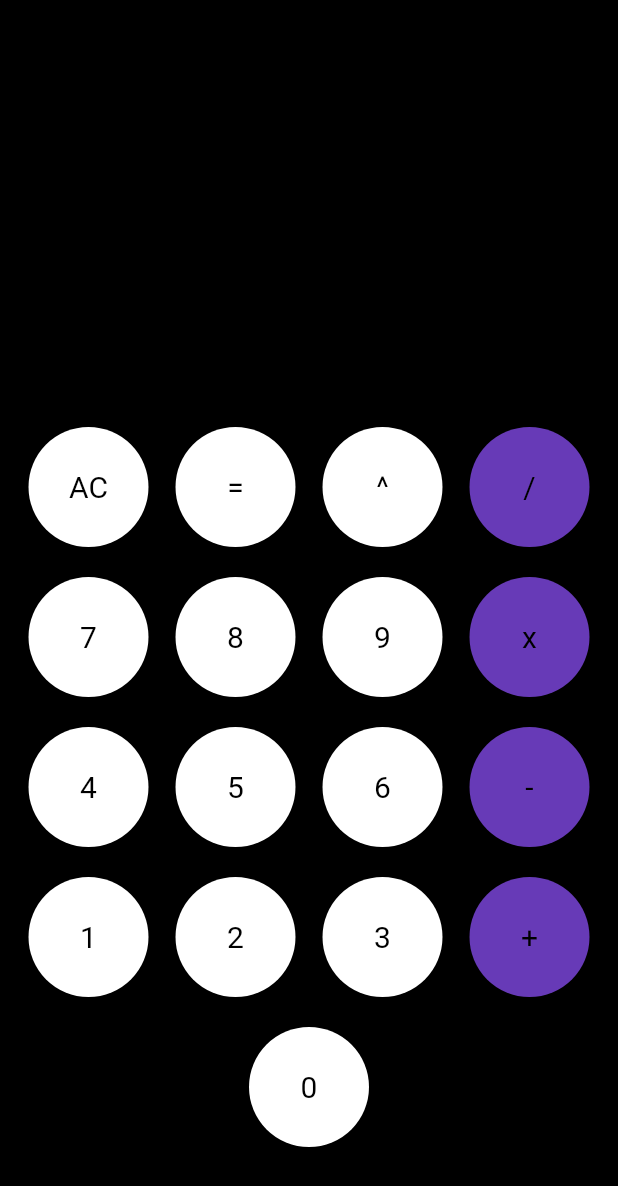
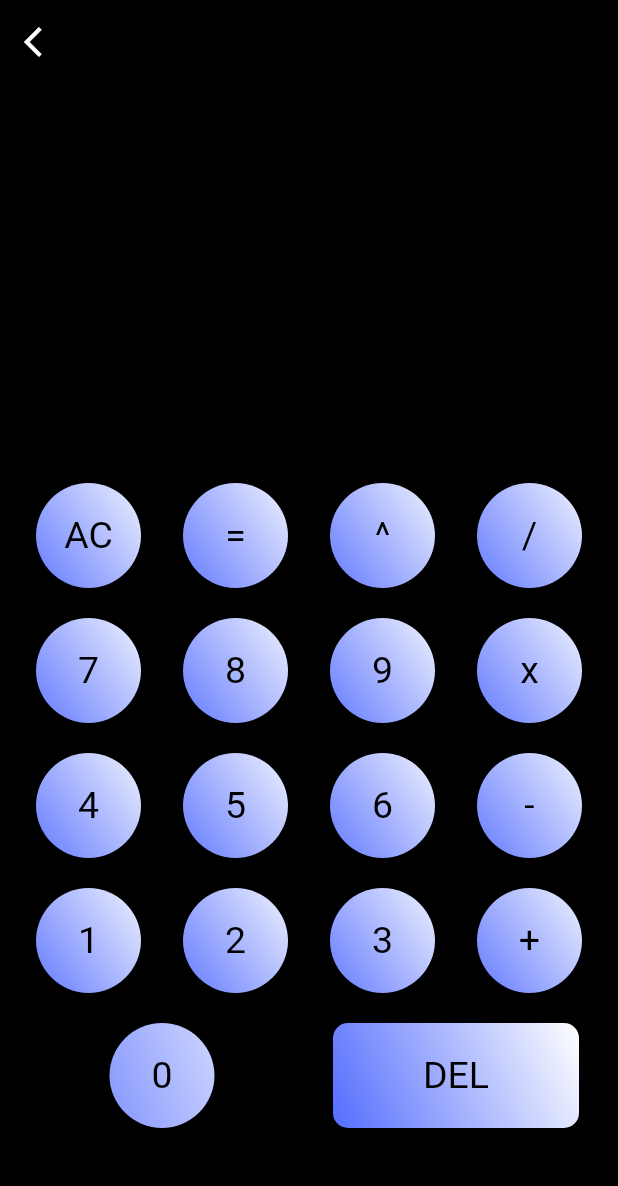
Before and after one commit to mdcse/Calculator, a Flutter app: the PreFix screen opened by its route, on a phone screen of 412 x 824 dp. Shown: the top 1186 px of the screen. Run offline on Flutter 3.47's test engine with Material 2 defaults, Android fonts, the phone set to English and light mode, and no system bars; our stand-ins replace math_expressions; missing offline and left inert: stack.

```diff
--- a/lib/components/my_button.dart
+++ b/lib/components/my_button.dart
@@ -8,7 +8,7 @@ class Mybutton extends StatelessWidget {
   const Mybutton({
     Key? key,
     required this.title,
-    this.buttonClr = greyColor,
+    this.buttonClr = whiteColor,
     required this.onpress,
   }) : super(key: key);
 
@@ -21,15 +21,22 @@ class Mybutton extends StatelessWidget {
           onTap: onpress,
           highlightColor: Colors.black,
           child: Container(
-            height: 80,
+            height: 70,
             decoration: BoxDecoration(
               shape: BoxShape.circle,
               color: buttonClr,
+              gradient: LinearGradient(
+                  begin: Alignment.topRight,
+                  end: Alignment.bottomLeft,
+                  colors: [whiteColor, indigiAccent]),
             ),
             child: Center(
                 child: Text(
               title,
-              style: TextStyle(fontSize: 20, color: Colors.black),
+              style: TextStyle(
+                fontSize: 25,
+                color: Colors.black,
+              ),
             )),
           ),
         ),
@@ -37,3 +44,49 @@ class Mybutton extends StatelessWidget {
     );
   }
 }
+
+class DelButton extends StatelessWidget {
+  const DelButton({
+    Key? key,
+    required this.title,
+    this.buttonClr = whiteColor,
+    required this.onpress,
+  }) : super(key: key);
+
+  final String title;
+  final Color buttonClr;
+  final VoidCallback onpress;
+  @override
+  Widget build(BuildContext context) {
+    return Expanded(
+      child: Padding(
+        padding: const EdgeInsets.symmetric(vertical: 10),
+        child: InkWell(
+          onTap: onpress,
+          highlightColor: Colors.black,
+          child: Container(
+            height: 70,
+            margin: EdgeInsets.symmetric(horizontal: 16),
+            decoration: BoxDecoration(
+              shape: BoxShape.rectangle,
+              borderRadius: BorderRadius.circular(10),
+              color: buttonClr,
+              gradient: LinearGradient(
+                  begin: Alignment.topRight,
+                  end: Alignment.bottomLeft,
+                  colors: [whiteColor, indigiAccent]),
+            ),
+            child: Center(
+                child: Text(
+              title,
+              style: TextStyle(
+                fontSize: 25,
+                color: Colors.black,
+              ),
+            )),
+          ),
+        ),
+      ),
+    );
+  }
+}
--- a/lib/components/prefix.dart
+++ b/lib/components/prefix.dart
@@ -17,8 +17,17 @@ class _PreFixState extends State<PreFix> {
   var answer = '';
   @override
   Widget build(BuildContext context) {
-    print('rebuild');
+    // print('rebuild');
     return Scaffold(
+      appBar: AppBar(
+        leading: IconButton(
+            icon: Icon(Icons.arrow_back_ios),
+            onPressed: () {
+              Navigator.pushNamed(context, "/Root");
+            }),
+        backgroundColor: Colors.black,
+        elevation: 0.0,
+      ),
       backgroundColor: Colors.black,
       body: SafeArea(
         child: Padding(
@@ -93,7 +102,7 @@ class _PreFixState extends State<PreFix> {
                                 userInput += '/';
                                 setState(() {});
                               },
-                              buttonClr: greenColor),
+                              buttonClr: indigiAccent),
                         ],
                       ),
                       Row(
@@ -125,7 +134,7 @@ class _PreFixState extends State<PreFix> {
                                 userInput += 'x';
                                 setState(() {});
                               },
-                              buttonClr: greenColor),
+                              buttonClr: indigiAccent),
                         ],
                       ),
                       Row(
@@ -157,7 +166,7 @@ class _PreFixState extends State<PreFix> {
                                 userInput += '-';
                                 setState(() {});
                               },
-                              buttonClr: greenColor),
+                              buttonClr: indigiAccent),
                         ],
                       ),
                       Row(
@@ -189,7 +198,7 @@ class _PreFixState extends State<PreFix> {
                                 userInput += '+';
                                 setState(() {});
                               },
-                              buttonClr: greenColor),
+                              buttonClr: indigiAccent),
                         ],
                       ),
                       Row(
@@ -198,6 +207,14 @@ class _PreFixState extends State<PreFix> {
                             title: '0',
                             onpress: () {
                               userInput += '0';
+                              setState(() {});
+                            },
+                          ),
+                          DelButton(
+                            title: 'DEL',
+                            onpress: () {
+                              userInput =
+                                  userInput.substring(0, userInput.length - 1);
                               setState(() {});
                             },
                           ),
--- a/lib/constant.dart
+++ b/lib/constant.dart
@@ -1,5 +1,4 @@
 import 'package:flutter/material.dart';
 
-const Color greyColor = Colors.white;
 const Color whiteColor = Colors.white;
-const Color greenColor = Colors.deepPurple;
+const Color indigiAccent = Colors.indigoAccent;
--- a/lib/main.dart
+++ b/lib/main.dart
@@ -21,6 +21,7 @@ class MyApp extends StatelessWidget {
         "/In" : (context) => InFix(),
         "/Post" : (context) => PostFix(),
         "/Pre" : (context) => PreFix(),
+        "/Root" : (context) => RootApp(),
       },
     );
   }
```
Also changed, not shown: lib/components/navbutton.dart (+37 -59 lines), lib/components/postfix.dart (+21 -5 lines), lib/components/root.dart (+39 -10 lines), lib/evaluator.dart (+8 -1 lines), lib/infix.dart (+13 -5 lines).
